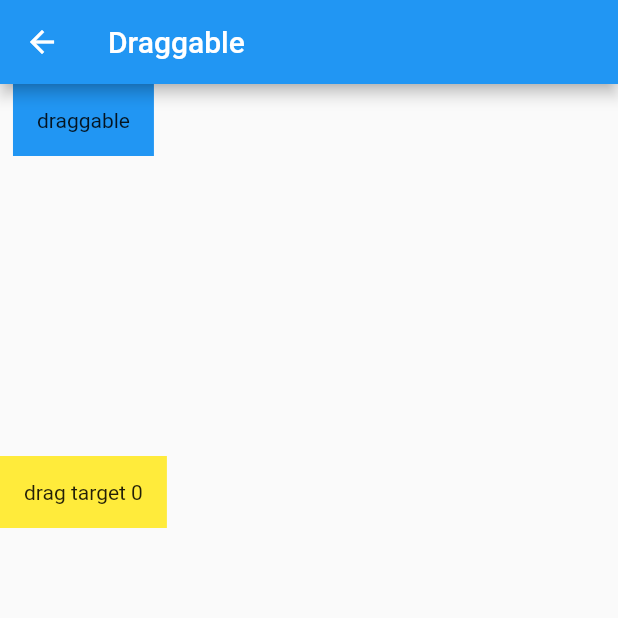
After one commit to ham-burger/flutter-playground, a Flutter app: the screen it shows after launch, after a tap on "draggable", on a phone screen of 412 x 824 dp, the top half of it. The commit adds this screen. Run offline on Flutter 3.47's test engine with Material 2 defaults, Android fonts, the light colour scheme and no system bars.

Commit message:
feat(ui): add drag page

```diff
--- a/ui_component_scrap/lib/home_page.dart
+++ b/ui_component_scrap/lib/home_page.dart
@@ -1,5 +1,6 @@
 import 'package:flutter/material.dart';
 import 'package:ui_component_scrap/pages/buttons_page.dart';
+import 'package:ui_component_scrap/pages/draggable_page.dart';
 import 'package:ui_component_scrap/pages/form_page.dart';
 import 'package:ui_component_scrap/pages/texts_page.dart';
 import 'package:ui_component_scrap/pages/toogles_page.dart';
@@ -77,6 +78,14 @@ class _MyHomePageState extends State<MyHomePage> {
                 builder: (context) => const FormPage(),
               ),
             ),
+          ),
+          ListTile(
+            title: Text('draggable'),
+            onTap: () => Navigator.of(context).push(
+              MaterialPageRoute(
+                builder: (context) => const DraggablePage(),
+              ),
+            ),
           )
         ],
       ),
--- /dev/null
+++ b/ui_component_scrap/lib/pages/draggable_page.dart
@@ -0,0 +1,64 @@
+import 'package:flutter/material.dart';
+
+class DraggablePage extends StatefulWidget {
+  const DraggablePage({Key? key}) : super(key: key);
+
+  @override
+  State<DraggablePage> createState() => _DraggablePageState();
+}
+
+class _DraggablePageState extends State<DraggablePage> {
+  int _value = 0;
+
+  @override
+  Widget build(BuildContext context) {
+    return Scaffold(
+      appBar: AppBar(
+        title: const Text('Draggable'),
+      ),
+      body: Column(
+        children: [
+          Draggable(
+            data: 10,
+            child: Container(
+              padding: const EdgeInsets.all(16),
+              color: Colors.blue,
+              child: Text('draggable'),
+            ),
+            feedback: Container(
+              child: Text(
+                'feedback',
+                style: Theme.of(context).textTheme.bodySmall,
+              ),
+              padding: const EdgeInsets.all(16),
+              height: 50,
+              width: 300,
+              color: Colors.green,
+            ),
+          ),
+          SizedBox(
+            height: 200,
+          ),
+          DragTarget<int>(
+            builder: (
+              BuildContext context,
+              List<dynamic> accepted,
+              List<dynamic> rejected,
+            ) {
+              return Container(
+                padding: const EdgeInsets.all(16),
+                child: Text('drag target $_value'),
+                color: Colors.yellow,
+              );
+            },
+            onAccept: (data) {
+              setState(() {
+                _value += data;
+              });
+            },
+          ),
+        ],
+      ),
+    );
+  }
+}
```
